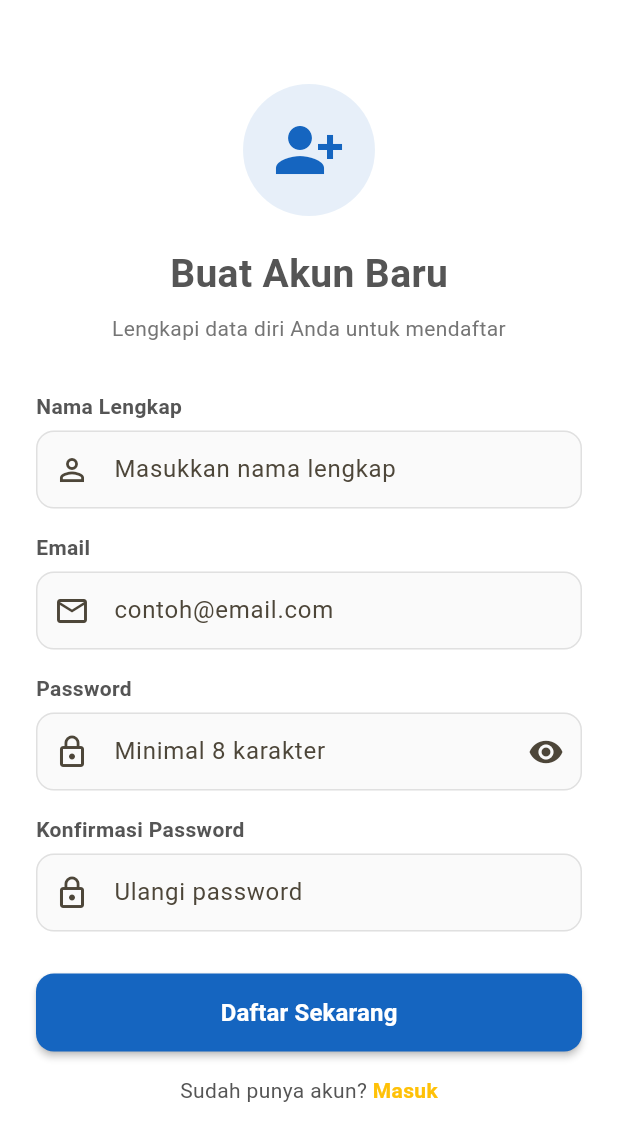
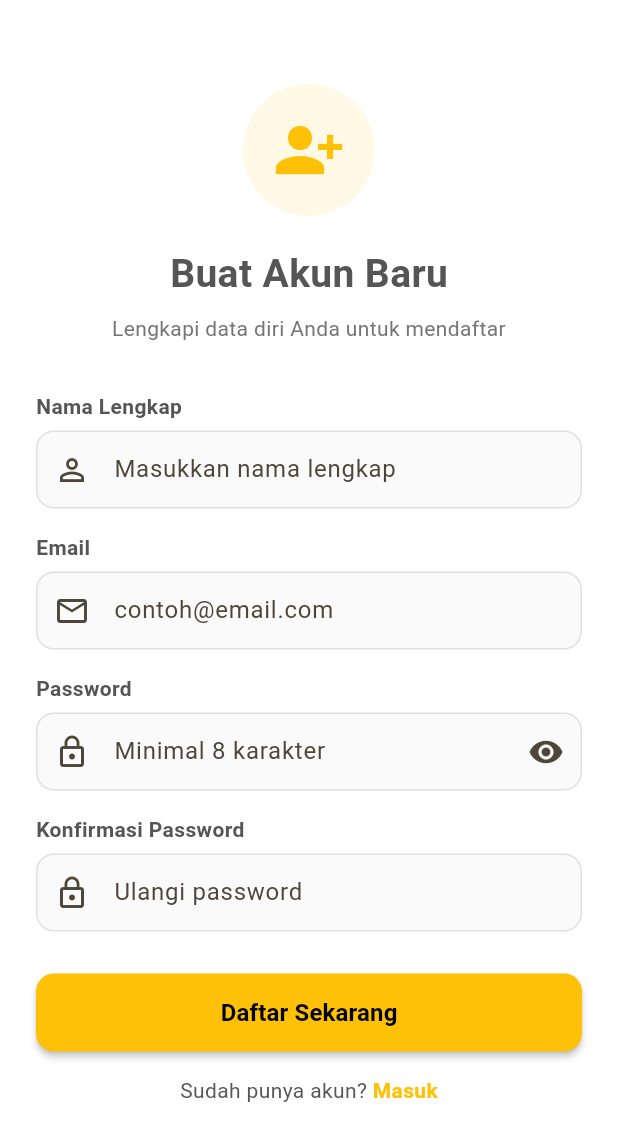
Before and after one commit to dzikribdr/frozen_food_1123150049, a Flutter app: the RegisterPage screen opened by its route, on a phone screen of 412 x 824 dp. Shown: the top 1141 px of the screen. Run offline on Flutter 3.47's test engine with Material 3 defaults, Android fonts, the phone set to English and light mode, and no system bars; our stand-ins replace dio, email_validator, equatable, firebase_auth, firebase_core, flutter_secure_storage and 2 more; accounts and stored records are empty.

Commit message:
style: menyesuaikan warna widget inti dengan tema aplikasi yang baru

```diff
--- a/lib/core/widgets/auth_header.dart
+++ b/lib/core/widgets/auth_header.dart
@@ -1,4 +1,5 @@
 import 'package:flutter/material.dart';
+import 'package:frozen_food_1123150049/core/constants/app_colors.dart';
 
 class AuthHeader extends StatelessWidget {
   final IconData icon;
@@ -21,13 +22,13 @@ class AuthHeader extends StatelessWidget {
         Container(
           padding: const EdgeInsets.all(20),
           decoration: BoxDecoration(
-            color: (iconColor ?? const Color(0xFF1565C0)).withOpacity(0.1),
+            color: (iconColor ?? AppColors.primary).withOpacity(0.1),
             shape: BoxShape.circle,
           ),
           child: Icon(
             icon,
             size: 48,
-            color: iconColor ?? const Color(0xFF1565C0),
+            color: iconColor ?? AppColors.primary,
           ),
         ),
         const SizedBox(height: 20),
--- a/lib/core/widgets/custom_button.dart
+++ b/lib/core/widgets/custom_button.dart
@@ -1,4 +1,5 @@
 import 'package:flutter/material.dart';
+import 'package:frozen_food_1123150049/core/constants/app_colors.dart';
 
 enum ButtonVariant { primary, outlined, text }
 
@@ -26,7 +27,7 @@ class CustomButton extends StatelessWidget {
             height: 20,
             child: CircularProgressIndicator(
               strokeWidth: 2,
-              color: Colors.white,
+              color: AppColors.textPrimary,
             ),
           )
         : Row(
@@ -50,8 +51,8 @@ class CustomButton extends StatelessWidget {
         ButtonVariant.primary => ElevatedButton(
           onPressed: isLoading ? null : onPressed,
           style: ElevatedButton.styleFrom(
-            backgroundColor: const Color(0xFF1565C0),
-            foregroundColor: Colors.white,
+            backgroundColor: AppColors.primary,
+            foregroundColor: AppColors.textPrimary,
             shape: RoundedRectangleBorder(
               borderRadius: BorderRadius.circular(12),
             ),
@@ -62,7 +63,7 @@ class CustomButton extends StatelessWidget {
         ButtonVariant.outlined => OutlinedButton(
           onPressed: isLoading ? null : onPressed,
           style: OutlinedButton.styleFrom(
-            side: const BorderSide(color: Color(0xFF1565C0), width: 1.5),
+            side: BorderSide(color: AppColors.primary, width: 1.5),
             shape: RoundedRectangleBorder(
               borderRadius: BorderRadius.circular(12),
             ),
--- a/lib/core/widgets/custom_text_field.dart
+++ b/lib/core/widgets/custom_text_field.dart
@@ -1,4 +1,5 @@
 import 'package:flutter/material.dart';
+import 'package:frozen_food_1123150049/core/constants/app_colors.dart';
 
 class CustomTextField extends StatelessWidget {
   final String label;
@@ -56,11 +57,11 @@ class CustomTextField extends StatelessWidget {
             ),
             focusedBorder: OutlineInputBorder(
               borderRadius: BorderRadius.circular(12),
-              borderSide: const BorderSide(color: Color(0xFF1565C0), width: 2),
+              borderSide: BorderSide(color: AppColors.primary, width: 2),
             ),
             errorBorder: OutlineInputBorder(
               borderRadius: BorderRadius.circular(12),
-              borderSide: const BorderSide(color: Colors.red),
+              borderSide: BorderSide(color: AppColors.error),
             ),
             contentPadding: const EdgeInsets.symmetric(
               horizontal: 16,
--- a/lib/core/widgets/loading_overlay.dart
+++ b/lib/core/widgets/loading_overlay.dart
@@ -1,4 +1,5 @@
 import 'package:flutter/material.dart';
+import 'package:frozen_food_1123150049/core/constants/app_colors.dart';
 
 class LoadingOverlay extends StatelessWidget {
   final Widget child;
@@ -30,7 +31,9 @@ class LoadingOverlay extends StatelessWidget {
                 child: Column(
                   mainAxisSize: MainAxisSize.min,
                   children: [
-                    const CircularProgressIndicator(),
+                    const CircularProgressIndicator(
+                      valueColor: AlwaysStoppedAnimation<Color>(AppColors.primary),
+                    ),
                     if (message != null) ...[
                       const SizedBox(height: 16),
                       Text(message!, style: const TextStyle(fontSize: 14)),
```
